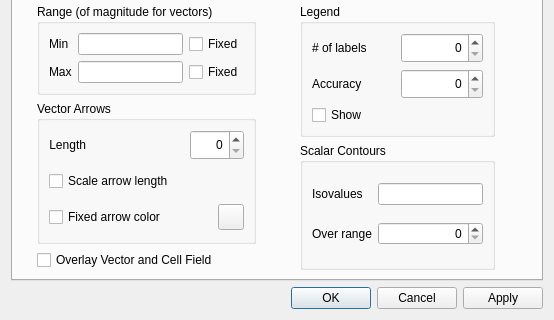
Before: the Qt Designer form CompuCell3D/player/Configuration/cc3D_prefs.ui in CompuCell3D/CompuCell3D, drawn with Qt 5; both pictures show x 0 to 554 and y 148 to 468 of the 554 by 468 pixel window.
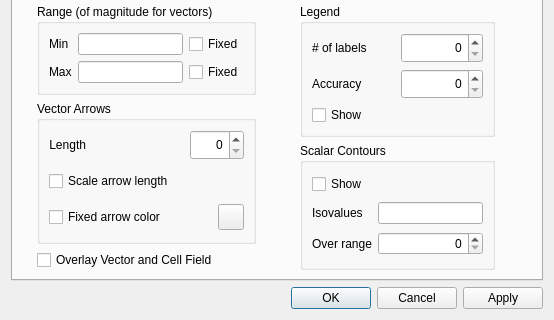
After: the same form once the commit is applied. The open tabs and pages were chosen to show the change.

Commit message: updated configuration popup dialog

```diff
--- a/CompuCell3D/player/Configuration/cc3D_prefs.ui
+++ b/CompuCell3D/player/Configuration/cc3D_prefs.ui
@@ -1179,14 +1179,14 @@
                   <string>Scalar Contours</string>
                  </property>
                  <layout class="QGridLayout" name="gridLayout_10">
-                  <item row="1" column="0">
+                  <item row="2" column="0">
                    <widget class="QLabel" name="numIsovalsInRangeLabel">
                     <property name="text">
                      <string>Over range</string>
                     </property>
                    </widget>
                   </item>
-                  <item row="1" column="1">
+                  <item row="2" column="1">
                    <widget class="QSpinBox" name="numberOfContoursLinesSpinBox">
                     <property name="alignment">
                      <set>Qt::AlignRight|Qt::AlignTrailing|Qt::AlignVCenter</set>
@@ -1196,16 +1196,23 @@
                     </property>
                    </widget>
                   </item>
-                  <item row="0" column="1">
+                  <item row="1" column="1">
                    <widget class="QLineEdit" name="isovalList"/>
                   </item>
-                  <item row="0" column="0">
+                  <item row="1" column="0">
                    <widget class="QLabel" name="isovalLabel">
                     <property name="text">
                      <string>Isovalues</string>
                     </property>
                    </widget>
                   </item>
+                  <item row="0" column="0">
+                   <widget class="QCheckBox" name="contoursShowCB">
+                    <property name="text">
+                     <string>Show</string>
+                    </property>
+                   </widget>
+                  </item>
                  </layout>
                 </widget>
                </item>
```
Left out of the diff: 52 changed lines with no effect on the pictures. The commit also changes 2 other files.
